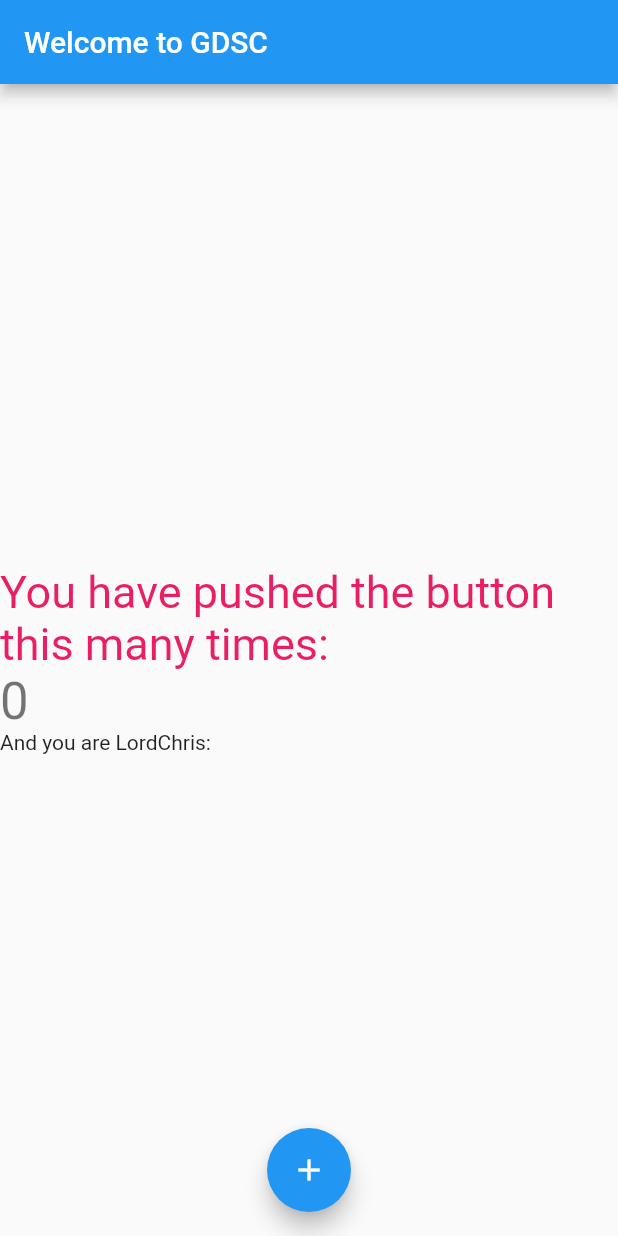
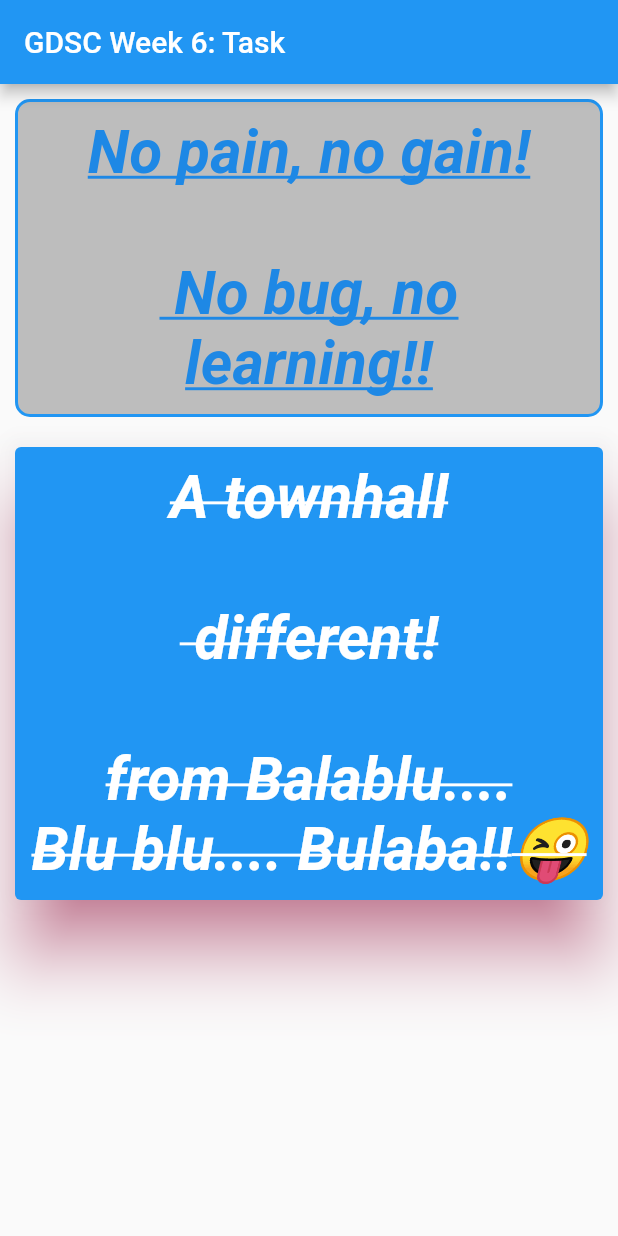
Before and after one commit to Lord-Chris/gdsc-training, a Flutter app: the screen it shows after launch, on a phone screen of 412 x 824 dp. Run offline on Flutter 3.47's test engine with Material 2 defaults, Android fonts, the light colour scheme and no system bars.

Commit message:
GDSC training Week 6

```diff
--- a/lib/main.dart
+++ b/lib/main.dart
@@ -49,41 +49,71 @@ class _MyHomePageState extends State<MyHomePage> {
   @override
   Widget build(BuildContext context) {
     return Scaffold(
-      // backgroundColor: Colors.amber,
       appBar: AppBar(
+        centerTitle: false,
         title: const Text(
-          "Welcome to GDSC",
+          "GDSC Week 6: Task",
           textAlign: TextAlign.right,
         ),
       ),
-      body: Center(
-        child: Column(
-          crossAxisAlignment: CrossAxisAlignment.start,
-          mainAxisAlignment: MainAxisAlignment.center,
-          children: <Widget>[
-            const Text(
-              'You have pushed the button this many times:',
-              style: TextStyle(
-                fontSize: 30,
-                color: Colors.pink,
+      body: Column(
+        crossAxisAlignment: CrossAxisAlignment.start,
+        children: <Widget>[
+          Container(
+            margin: const EdgeInsets.all(10),
+            padding: const EdgeInsets.all(10),
+            decoration: BoxDecoration(
+              color: Colors.grey[400],
+              borderRadius: BorderRadius.circular(10),
+              border: Border.all(
+                color: Colors.blue,
+                width: 2,
               ),
             ),
-            Text(
-              '$_counter',
-              style: Theme.of(context).textTheme.headline4,
+            child: Center(
+              child: Text(
+                "No pain, no gain! \n\n No bug, no learning!!",
+                textAlign: TextAlign.center,
+                style: TextStyle(
+                  fontSize: 40,
+                  color: Colors.blue[600],
+                  fontStyle: FontStyle.italic,
+                  fontWeight: FontWeight.bold,
+                  decoration: TextDecoration.underline,
+                ),
+              ),
             ),
-            const Text(
-              'And you are LordChris:',
+          ),
+          const Card(
+            margin: EdgeInsets.all(10),
+            elevation: 20,
+            shadowColor: Colors.pink,
+            color: Colors.blue,
+            child: Padding(
+              padding: EdgeInsets.all(10),
+              child: Center(
+                child: Text(
+                  "A townhall\n\n different!\n\nfrom Balablu....\nBlu blu.... Bulaba!!😜",
+                  textAlign: TextAlign.center,
+                  style: TextStyle(
+                    fontSize: 40,
+                    color: Colors.white,
+                    fontStyle: FontStyle.italic,
+                    fontWeight: FontWeight.bold,
+                    decoration: TextDecoration.lineThrough,
+                  ),
+                ),
+              ),
             ),
-          ],
-        ),
+          ),
+        ],
       ),
-      floatingActionButtonLocation: FloatingActionButtonLocation.centerFloat,
-      floatingActionButton: FloatingActionButton(
-        onPressed: _incrementCounter,
-        tooltip: 'Increment',
-        child: const Icon(Icons.add),
-      ), // This trailing comma makes auto-formatting nicer for build methods.
+      // floatingActionButtonLocation: FloatingActionButtonLocation.centerFloat,
+      // floatingActionButton: FloatingActionButton(
+      //   onPressed: _incrementCounter,
+      //   tooltip: 'Increment',
+      //   child: const Icon(Icons.add),
+      // ), // This trailing comma makes auto-formatting nicer for build methods.
     );
   }
 }
```
